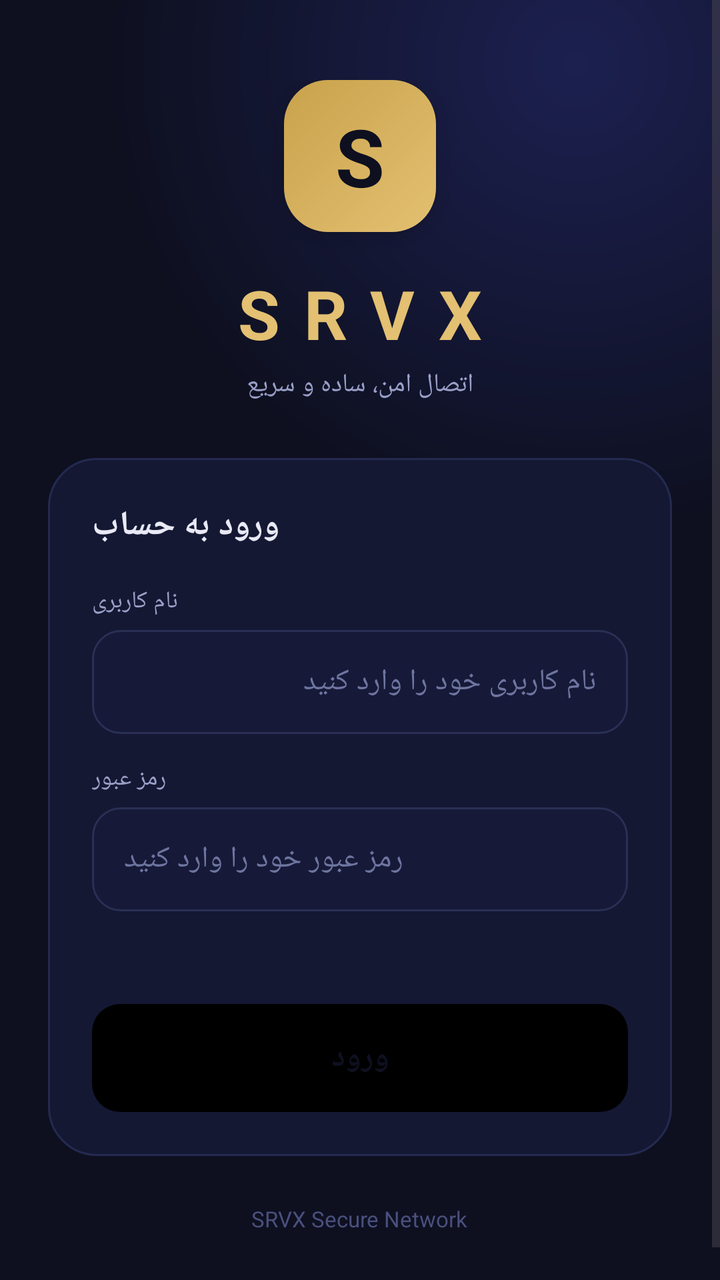
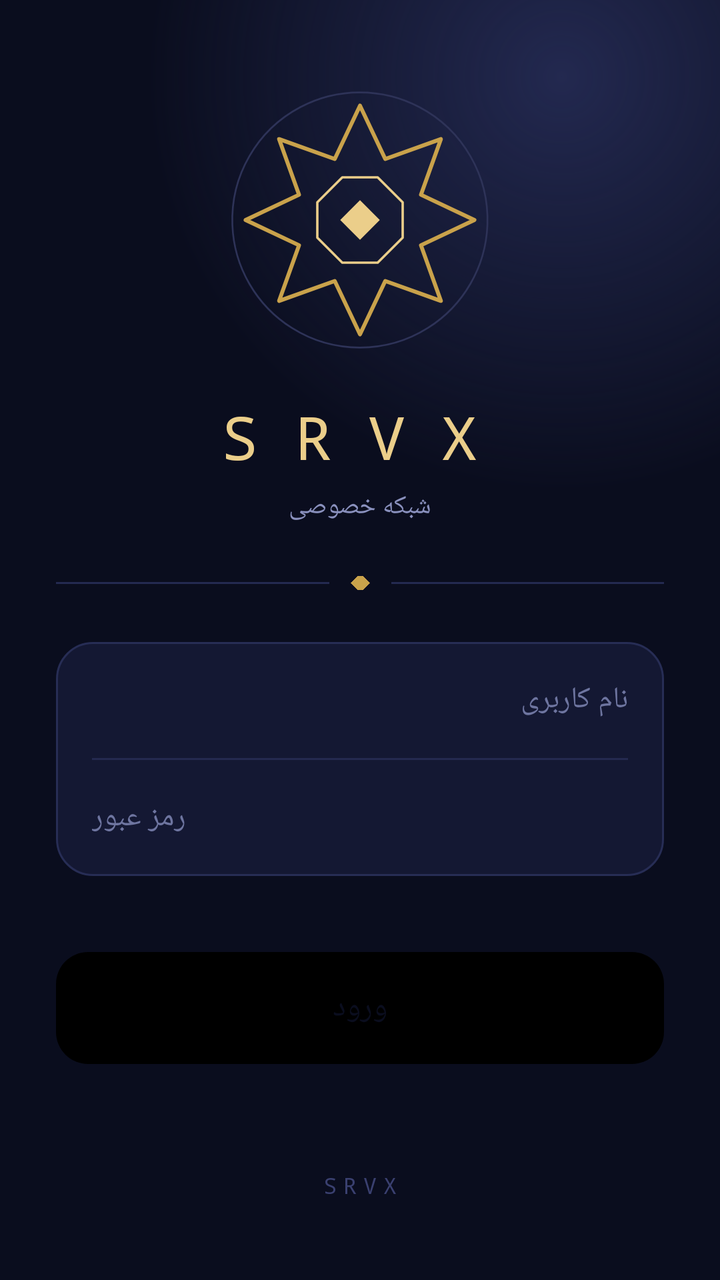

Screens rendered from an Android XML layout before and after an edit, with the pre-edit source and the edit as a unified diff.
<!-- AndroidManifest.xml: activity theme AppThemeDayNight.NoActionBar -->
<!-- res/layout/activity_srvx_login.xml -->
<?xml version="1.0" encoding="utf-8"?>
<FrameLayout xmlns:android="http://schemas.android.com/apk/res/android"
    android:layout_width="match_parent"
    android:layout_height="match_parent"
    android:background="@drawable/srvx_bg_gradient">

    <ScrollView
        android:layout_width="match_parent"
        android:layout_height="match_parent"
        android:fillViewport="true">

        <LinearLayout
            android:layout_width="match_parent"
            android:layout_height="match_parent"
            android:orientation="vertical"
            android:gravity="center"
            android:paddingLeft="24dp"
            android:paddingRight="24dp"
            android:paddingTop="40dp"
            android:paddingBottom="40dp">

            
            <TextView
                android:layout_width="76dp"
                android:layout_height="76dp"
                android:background="@drawable/srvx_logo_badge"
                android:gravity="center"
                android:text="S"
                android:textColor="#0E1020"
                android:textSize="40sp"
                android:textStyle="bold"
                android:elevation="8dp" />

            <TextView
                android:layout_width="wrap_content"
                android:layout_height="wrap_content"
                android:text="SRVX"
                android:textColor="#E3C072"
                android:textSize="34sp"
                android:textStyle="bold"
                android:letterSpacing="0.35"
                android:layout_marginTop="18dp" />

            <TextView
                android:layout_width="wrap_content"
                android:layout_height="wrap_content"
                android:text="اتصال امن، ساده و سریع"
                android:textColor="#9AA0C8"
                android:textSize="13sp"
                android:layout_marginTop="4dp"
                android:layout_marginBottom="28dp" />

            
            <LinearLayout
                android:layout_width="match_parent"
                android:layout_height="wrap_content"
                android:orientation="vertical"
                android:background="@drawable/srvx_card_bg"
                android:padding="22dp">

                <TextView
                    android:layout_width="wrap_content"
                    android:layout_height="wrap_content"
                    android:text="ورود به حساب"
                    android:textColor="#E8E9F5"
                    android:textSize="17sp"
                    android:textStyle="bold"
                    android:layout_marginBottom="18dp" />

                <TextView
                    android:layout_width="wrap_content"
                    android:layout_height="wrap_content"
                    android:text="نام کاربری"
                    android:textColor="#9AA0C8"
                    android:textSize="12sp"
                    android:layout_marginBottom="6dp" />

                <EditText
                    android:id="@+id/srvx_username"
                    android:layout_width="match_parent"
                    android:layout_height="52dp"
                    android:background="@drawable/srvx_field_bg"
                    android:textColor="#E8E9F5"
                    android:textColorHint="#6E75A0"
                    android:hint="نام کاربری خود را وارد کنید"
                    android:paddingLeft="16dp"
                    android:paddingRight="16dp"
                    android:inputType="text"
                    android:maxLines="1"
                    android:textSize="15sp" />

                <TextView
                    android:layout_width="wrap_content"
                    android:layout_height="wrap_content"
                    android:text="رمز عبور"
                    android:textColor="#9AA0C8"
                    android:textSize="12sp"
                    android:layout_marginTop="14dp"
                    android:layout_marginBottom="6dp" />

                <EditText
                    android:id="@+id/srvx_password"
                    android:layout_width="match_parent"
                    android:layout_height="52dp"
                    android:background="@drawable/srvx_field_bg"
                    android:textColor="#E8E9F5"
                    android:textColorHint="#6E75A0"
                    android:hint="رمز عبور خود را وارد کنید"
                    android:paddingLeft="16dp"
                    android:paddingRight="16dp"
                    android:inputType="textPassword"
                    android:maxLines="1"
                    android:textSize="15sp" />

                <TextView
                    android:id="@+id/srvx_error"
                    android:layout_width="match_parent"
                    android:layout_height="wrap_content"
                    android:text=""
                    android:textColor="#E0607A"
                    android:textSize="12sp"
                    android:gravity="center"
                    android:layout_marginTop="12dp" />

                <FrameLayout
                    android:layout_width="match_parent"
                    android:layout_height="54dp"
                    android:layout_marginTop="18dp">

                    <Button
                        android:id="@+id/srvx_login_btn"
                        android:layout_width="match_parent"
                        android:layout_height="match_parent"
                        android:background="@drawable/srvx_btn_bg"
                        android:text="ورود"
                        android:textColor="#0E1020"
                        android:textStyle="bold"
                        android:textSize="16sp"
                        android:stateListAnimator="@null" />

                    <ProgressBar
                        android:id="@+id/srvx_progress"
                        android:layout_width="26dp"
                        android:layout_height="26dp"
                        android:layout_gravity="center"
                        android:indeterminateTint="#0E1020"
                        android:visibility="gone" />
                </FrameLayout>

            </LinearLayout>

            <TextView
                android:layout_width="wrap_content"
                android:layout_height="wrap_content"
                android:text="SRVX Secure Network"
                android:textColor="#4A507E"
                android:textSize="11sp"
                android:layout_marginTop="24dp" />

        </LinearLayout>
    </ScrollView>
</FrameLayout>
<!-- resources referenced by this layout -->
<resources>
  <!-- drawable srvx_bg_gradient (drawable) -->
  <?xml version="1.0" encoding="utf-8"?>
  <shape xmlns:android="http://schemas.android.com/apk/res/android" android:shape="rectangle">
      <gradient
          android:type="radial"
          android:gradientRadius="700"
          android:centerX="0.8"
          android:centerY="0.05"
          android:startColor="#1C2050"
          android:endColor="#0E1020" />
  </shape>
  <!-- drawable srvx_btn_bg (drawable) -->
  <?xml version="1.0" encoding="utf-8"?>
  <shape xmlns:android="http://schemas.android.com/apk/res/android" android:shape="rectangle">
      <gradient
          android:startColor="#E3C072"
          android:endColor="#C9A24B"
          android:angle="45" />
      <corners android:radius="14dp" />
  </shape>
  <!-- drawable srvx_card_bg (drawable) -->
  <?xml version="1.0" encoding="utf-8"?>
  <shape xmlns:android="http://schemas.android.com/apk/res/android" android:shape="rectangle">
      <solid android:color="#141833" />
      <corners android:radius="24dp" />
      <stroke android:width="1dp" android:color="#242A50" />
  </shape>
  <!-- drawable srvx_field_bg (drawable) -->
  <?xml version="1.0" encoding="utf-8"?>
  <shape xmlns:android="http://schemas.android.com/apk/res/android" android:shape="rectangle">
      <solid android:color="#161A38" />
      <corners android:radius="14dp" />
      <stroke android:width="1dp" android:color="#2A2F55" />
  </shape>
  <!-- drawable srvx_logo_badge (drawable) -->
  <?xml version="1.0" encoding="utf-8"?>
  <shape xmlns:android="http://schemas.android.com/apk/res/android" android:shape="rectangle">
      <gradient
          android:startColor="#E3C072"
          android:endColor="#C9A24B"
          android:angle="135" />
      <corners android:radius="22dp" />
  </shape>
  <color name="md_theme_primary">#000000</color>
  <color name="md_theme_onPrimary">#FFFFFF</color>
  <color name="md_theme_secondary">#f97910</color>
  <color name="md_theme_onSecondary">#FFFFFF</color>
  <color name="md_theme_tertiary">#009966</color>
  <color name="md_theme_onTertiary">#FFFFFF</color>
  <color name="md_theme_error">#BA1A1A</color>
  <color name="md_theme_onError">#FFFFFF</color>
  <color name="md_theme_surface">#FFFFFF</color>
  <color name="md_theme_onSurface">#1C1B1F</color>
  <color name="md_theme_background">#FFFFFF</color>
  <color name="md_theme_onBackground">#1C1B1F</color>
  <color name="md_theme_outline">#79747E</color>
  <!-- unchanged entries left out for length: 17 -->
</resources>

<!-- the commit's change to res/layout/activity_srvx_login.xml (unified diff, before → after) -->
@@ -1,162 +1,182 @@
 <?xml version="1.0" encoding="utf-8"?>
-<FrameLayout xmlns:android="http://schemas.android.com/apk/res/android"
+<ScrollView xmlns:android="http://schemas.android.com/apk/res/android"
     android:layout_width="match_parent"
     android:layout_height="match_parent"
-    android:background="@drawable/srvx_bg_gradient">
+    android:background="@drawable/srvx_bg_gradient"
+    android:fillViewport="true"
+    android:layoutDirection="rtl"
+    android:scrollbars="none">
 
-    <ScrollView
+    <LinearLayout
         android:layout_width="match_parent"
         android:layout_height="match_parent"
-        android:fillViewport="true">
+        android:orientation="vertical"
+        android:gravity="center_horizontal"
+        android:paddingStart="28dp"
+        android:paddingEnd="28dp"
+        android:paddingTop="24dp"
+        android:paddingBottom="40dp">
 
+        <View
+            android:layout_width="0dp"
+            android:layout_height="0dp"
+            android:layout_weight="0.8" />
+
+        
+        <ImageView
+            android:layout_width="132dp"
+            android:layout_height="132dp"
+            android:src="@drawable/srvx_medallion"
+            android:contentDescription="SRVX" />
+
+        
+        <TextView
+            android:layout_width="wrap_content"
+            android:layout_height="wrap_content"
+            android:text="SRVX"
+            android:textColor="#EBCE8A"
+            android:textSize="30sp"
+            android:fontFamily="monospace"
+            android:letterSpacing="0.62"
+            android:paddingStart="10dp"
+            android:layout_marginTop="22dp" />
+
+        <TextView
+            android:layout_width="wrap_content"
+            android:layout_height="wrap_content"
+            android:text="شبکه خصوصی"
+            android:textColor="#8A91BE"
+            android:textSize="13sp"
+            android:layout_marginTop="6dp" />
+
+        
         <LinearLayout
             android:layout_width="match_parent"
-            android:layout_height="match_parent"
+            android:layout_height="wrap_content"
+            android:orientation="horizontal"
+            android:gravity="center_vertical"
+            android:layout_marginTop="26dp"
+            android:layout_marginBottom="26dp">
+            <View
+                android:layout_width="0dp"
+                android:layout_height="1dp"
+                android:layout_weight="1"
+                android:background="#242A50" />
+            <View
+                android:layout_width="7dp"
+                android:layout_height="7dp"
+                android:layout_marginStart="12dp"
+                android:layout_marginEnd="12dp"
+                android:rotation="45"
+                android:background="#C9A24B" />
+            <View
+                android:layout_width="0dp"
+                android:layout_height="1dp"
+                android:layout_weight="1"
+                android:background="#242A50" />
+        </LinearLayout>
+
+        
+        <LinearLayout
+            android:layout_width="match_parent"
+            android:layout_height="wrap_content"
             android:orientation="vertical"
+            android:background="@drawable/srvx_input_group">
+
+            <EditText
+                android:id="@+id/srvx_username"
+                android:layout_width="match_parent"
+                android:layout_height="58dp"
+                android:background="@null"
+                android:hint="نام کاربری"
+                android:textColor="#ECEDF7"
+                android:textColorHint="#6E75A0"
+                android:textSize="15sp"
+                android:paddingStart="18dp"
+                android:paddingEnd="18dp"
+                android:inputType="text"
+                android:imeOptions="actionNext"
+                android:maxLines="1"
+                android:gravity="center_vertical" />
+
+            <View
+                android:layout_width="match_parent"
+                android:layout_height="1dp"
+                android:layout_marginStart="18dp"
+                android:layout_marginEnd="18dp"
+                android:background="#242A50" />
+
+            <EditText
+                android:id="@+id/srvx_password"
+                android:layout_width="match_parent"
+                android:layout_height="58dp"
+                android:background="@null"
+                android:hint="رمز عبور"
+                android:textColor="#ECEDF7"
+                android:textColorHint="#6E75A0"
+                android:textSize="15sp"
+                android:paddingStart="18dp"
+                android:paddingEnd="18dp"
+                android:inputType="textPassword"
+                android:imeOptions="actionDone"
+                android:maxLines="1"
+                android:gravity="center_vertical" />
+        </LinearLayout>
+
+        
+        <TextView
+            android:id="@+id/srvx_error"
+            android:layout_width="match_parent"
+            android:layout_height="20dp"
+            android:text=""
+            android:textColor="#E0607A"
+            android:textSize="12sp"
             android:gravity="center"
-            android:paddingLeft="24dp"
-            android:paddingRight="24dp"
-            android:paddingTop="40dp"
-            android:paddingBottom="40dp">
+            android:layout_marginTop="10dp" />
 
-            
-            <TextView
-                android:layout_width="76dp"
-                android:layout_height="76dp"
-                android:background="@drawable/srvx_logo_badge"
-                android:gravity="center"
-                android:text="S"
-                android:textColor="#0E1020"
-                android:textSize="40sp"
-                android:textStyle="bold"
-                android:elevation="8dp" />
+        
+        <FrameLayout
+            android:layout_width="match_parent"
+            android:layout_height="56dp"
+            android:layout_marginTop="8dp">
 
-            <TextView
-                android:layout_width="wrap_content"
-                android:layout_height="wrap_content"
-                android:text="SRVX"
-                android:textColor="#E3C072"
-                android:textSize="34sp"
-                android:textStyle="bold"
-                android:letterSpacing="0.35"
-                android:layout_marginTop="18dp" />
+            <Button
+                android:id="@+id/srvx_login_btn"
+                android:layout_width="match_parent"
+                android:layout_height="match_parent"
+                android:background="@drawable/srvx_button"
+                android:backgroundTint="@null"
+                android:text="ورود"
+                android:textColor="#0A0D1E"
+                android:textSize="16sp"
+                android:fontFamily="sans-serif-medium"
+                android:letterSpacing="0.06"
+                android:stateListAnimator="@null"
+                android:elevation="0dp" />
 
-            <TextView
-                android:layout_width="wrap_content"
-                android:layout_height="wrap_content"
-                android:text="اتصال امن، ساده و سریع"
-                android:textColor="#9AA0C8"
-                android:textSize="13sp"
-                android:layout_marginTop="4dp"
-                android:layout_marginBottom="28dp" />
+            <ProgressBar
+                android:id="@+id/srvx_progress"
+                android:layout_width="24dp"
+                android:layout_height="24dp"
+                android:layout_gravity="center"
+                android:indeterminateTint="#0A0D1E"
+                android:visibility="gone" />
+        </FrameLayout>
 
-            
-            <LinearLayout
-                android:layout_width="match_parent"
-                android:layout_height="wrap_content"
-                android:orientation="vertical"
-                android:background="@drawable/srvx_card_bg"
-                android:padding="22dp">
+        <View
+            android:layout_width="0dp"
+            android:layout_height="0dp"
+            android:layout_weight="1" />
 
-                <TextView
-                    android:layout_width="wrap_content"
-                    android:layout_height="wrap_content"
-                    android:text="ورود به حساب"
-                    android:textColor="#E8E9F5"
-                    android:textSize="17sp"
-                    android:textStyle="bold"
-                    android:layout_marginBottom="18dp" />
+        <TextView
+            android:layout_width="wrap_content"
+            android:layout_height="wrap_content"
+            android:text="SRVX"
+            android:textColor="#3A4070"
+            android:textSize="11sp"
+            android:fontFamily="monospace"
+            android:letterSpacing="0.3"
+            android:layout_marginTop="28dp" />
 
-                <TextView
-                    android:layout_width="wrap_content"
-                    android:layout_height="wrap_content"
-                    android:text="نام کاربری"
-                    android:textColor="#9AA0C8"
-                    android:textSize="12sp"
-                    android:layout_marginBottom="6dp" />
-
-                <EditText
-                    android:id="@+id/srvx_username"
-                    android:layout_width="match_parent"
-                    android:layout_height="52dp"
-                    android:background="@drawable/srvx_field_bg"
-                    android:textColor="#E8E9F5"
-                    android:textColorHint="#6E75A0"
-                    android:hint="نام کاربری خود را وارد کنید"
-                    android:paddingLeft="16dp"
-                    android:paddingRight="16dp"
-                    android:inputType="text"
-                    android:maxLines="1"
-                    android:textSize="15sp" />
-
-                <TextView
-                    android:layout_width="wrap_content"
-                    android:layout_height="wrap_content"
-                    android:text="رمز عبور"
-                    android:textColor="#9AA0C8"
-                    android:textSize="12sp"
-                    android:layout_marginTop="14dp"
-                    android:layout_marginBottom="6dp" />
-
-                <EditText
-                    android:id="@+id/srvx_password"
-                    android:layout_width="match_parent"
-                    android:layout_height="52dp"
-                    android:background="@drawable/srvx_field_bg"
-                    android:textColor="#E8E9F5"
-                    android:textColorHint="#6E75A0"
-                    android:hint="رمز عبور خود را وارد کنید"
-                    android:paddingLeft="16dp"
-                    android:paddingRight="16dp"
-                    android:inputType="textPassword"
-                    android:maxLines="1"
-                    android:textSize="15sp" />
-
-                <TextView
-                    android:id="@+id/srvx_error"
-                    android:layout_width="match_parent"
-                    android:layout_height="wrap_content"
-                    android:text=""
-                    android:textColor="#E0607A"
-                    android:textSize="12sp"
-                    android:gravity="center"
-                    android:layout_marginTop="12dp" />
-
-                <FrameLayout
-                    android:layout_width="match_parent"
-                    android:layout_height="54dp"
-                    android:layout_marginTop="18dp">
-
-                    <Button
-                        android:id="@+id/srvx_login_btn"
-                        android:layout_width="match_parent"
-                        android:layout_height="match_parent"
-                        android:background="@drawable/srvx_btn_bg"
-                        android:text="ورود"
-                        android:textColor="#0E1020"
-                        android:textStyle="bold"
-                        android:textSize="16sp"
-                        android:stateListAnimator="@null" />
-
-                    <ProgressBar
-                        android:id="@+id/srvx_progress"
-                        android:layout_width="26dp"
-                        android:layout_height="26dp"
-                        android:layout_gravity="center"
-                        android:indeterminateTint="#0E1020"
-                        android:visibility="gone" />
-                </FrameLayout>
-
-            </LinearLayout>
-
-            <TextView
-                android:layout_width="wrap_content"
-                android:layout_height="wrap_content"
-                android:text="SRVX Secure Network"
-                android:textColor="#4A507E"
-                android:textSize="11sp"
-                android:layout_marginTop="24dp" />
-
-        </LinearLayout>
-    </ScrollView>
-</FrameLayout>
+    </LinearLayout>
+</ScrollView>
<!-- resource entries referenced after the edit -->
@@ -2,46 +2,65 @@
 <resources>
   <!-- drawable srvx_bg_gradient (drawable) -->
   <?xml version="1.0" encoding="utf-8"?>
-  <shape xmlns:android="http://schemas.android.com/apk/res/android" android:shape="rectangle">
-      <gradient
-          android:type="radial"
-          android:gradientRadius="700"
-          android:centerX="0.8"
-          android:centerY="0.05"
-          android:startColor="#1C2050"
-          android:endColor="#0E1020" />
-  </shape>
-  <!-- drawable srvx_btn_bg (drawable) -->
+  <layer-list xmlns:android="http://schemas.android.com/apk/res/android">
+      <item>
+          <shape android:shape="rectangle">
+              <solid android:color="#0A0D1E" />
+          </shape>
+      </item>
+      <item>
+          <shape android:shape="rectangle">
+              <gradient android:type="radial" android:gradientRadius="620"
+                  android:centerX="0.78" android:centerY="0.06"
+                  android:startColor="#22284F" android:endColor="#000A0D1E" />
+          </shape>
+      </item>
+  </layer-list>
+  <!-- drawable srvx_button (drawable) -->
   <?xml version="1.0" encoding="utf-8"?>
-  <shape xmlns:android="http://schemas.android.com/apk/res/android" android:shape="rectangle">
-      <gradient
-          android:startColor="#E3C072"
-          android:endColor="#C9A24B"
-          android:angle="45" />
-      <corners android:radius="14dp" />
-  </shape>
-  <!-- drawable srvx_card_bg (drawable) -->
+  <selector xmlns:android="http://schemas.android.com/apk/res/android">
+      <item android:state_enabled="false" android:drawable="@drawable/srvx_btn_disabled" />
+      <item android:state_pressed="true"  android:drawable="@drawable/srvx_btn_pressed" />
+      <item android:drawable="@drawable/srvx_btn_normal" />
+  </selector>
+  <!-- drawable srvx_input_group (drawable) -->
   <?xml version="1.0" encoding="utf-8"?>
   <shape xmlns:android="http://schemas.android.com/apk/res/android" android:shape="rectangle">
       <solid android:color="#141833" />
-      <corners android:radius="24dp" />
-      <stroke android:width="1dp" android:color="#242A50" />
+      <corners android:radius="18dp" />
+      <stroke android:width="1dp" android:color="#272D55" />
   </shape>
-  <!-- drawable srvx_field_bg (drawable) -->
+  <!-- drawable srvx_medallion (drawable) -->
+  <?xml version="1.0" encoding="utf-8"?>
+  <vector xmlns:android="http://schemas.android.com/apk/res/android"
+      android:width="132dp" android:height="132dp"
+      android:viewportWidth="120" android:viewportHeight="120">
+      <path android:strokeColor="#2E3358" android:strokeWidth="0.8"
+          android:pathData="M60,2 A58,58 0 1,1 59.9,2 Z" />
+      <path android:strokeColor="#C9A24B" android:strokeWidth="1.8" android:strokeLineJoin="round"
+          android:pathData="M60.00,8.00 L71.48,32.28 L96.77,23.23 L87.72,48.52 L112.00,60.00 L87.72,71.48 L96.77,96.77 L71.48,87.72 L60.00,112.00 L48.52,87.72 L23.23,96.77 L32.28,71.48 L8.00,60.00 L32.28,48.52 L23.23,23.23 L48.52,32.28 Z" />
+      <path android:strokeColor="#EBCE8A" android:strokeWidth="1.1" android:strokeLineJoin="round"
+          android:pathData="M68.04,40.60 L79.40,51.96 L79.40,68.04 L68.04,79.40 L51.96,79.40 L40.60,68.04 L40.60,51.96 L51.96,40.60 Z" />
+      <path android:fillColor="#EBCE8A"
+          android:pathData="M60,51 L69,60 L60,69 L51,60 Z" />
+  </vector>
+  <!-- drawable srvx_btn_disabled (drawable) -->
   <?xml version="1.0" encoding="utf-8"?>
   <shape xmlns:android="http://schemas.android.com/apk/res/android" android:shape="rectangle">
-      <solid android:color="#161A38" />
-      <corners android:radius="14dp" />
-      <stroke android:width="1dp" android:color="#2A2F55" />
+      <solid android:color="#3A3520" />
+      <corners android:radius="16dp" />
   </shape>
-  <!-- drawable srvx_logo_badge (drawable) -->
+  <!-- drawable srvx_btn_pressed (drawable) -->
   <?xml version="1.0" encoding="utf-8"?>
   <shape xmlns:android="http://schemas.android.com/apk/res/android" android:shape="rectangle">
-      <gradient
-          android:startColor="#E3C072"
-          android:endColor="#C9A24B"
-          android:angle="135" />
-      <corners android:radius="22dp" />
+      <gradient android:angle="45" android:startColor="#AC8838" android:endColor="#C9A24B" />
+      <corners android:radius="16dp" />
+  </shape>
+  <!-- drawable srvx_btn_normal (drawable) -->
+  <?xml version="1.0" encoding="utf-8"?>
+  <shape xmlns:android="http://schemas.android.com/apk/res/android" android:shape="rectangle">
+      <gradient android:angle="45" android:startColor="#C9A24B" android:endColor="#EBCE8A" />
+      <corners android:radius="16dp" />
   </shape>
   <color name="md_theme_primary">#000000</color>
   <color name="md_theme_onPrimary">#FFFFFF</color>
